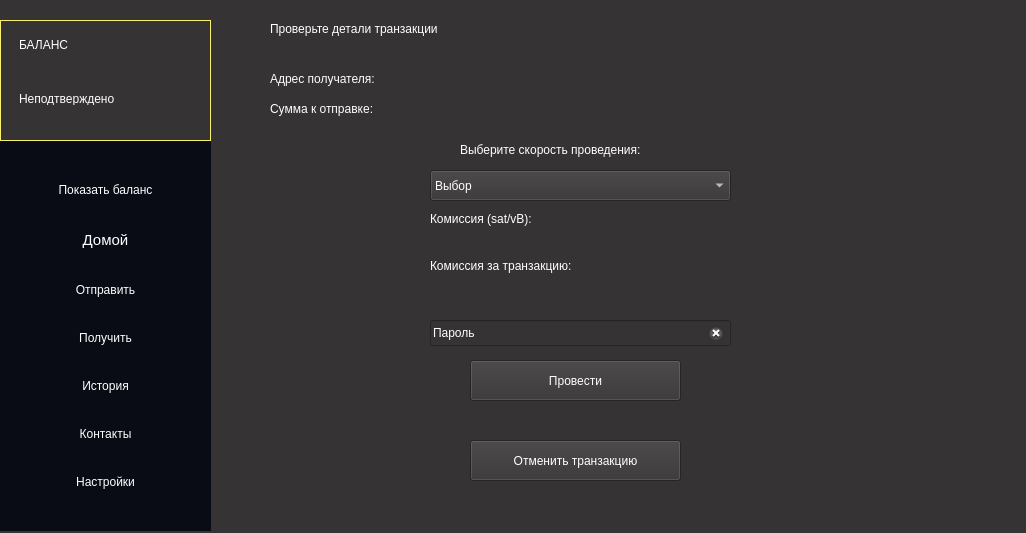
The window that ui/form.ui (gberdyshev/simple-bitcoin-wallet) describes before a commit, drawn with Qt 5.
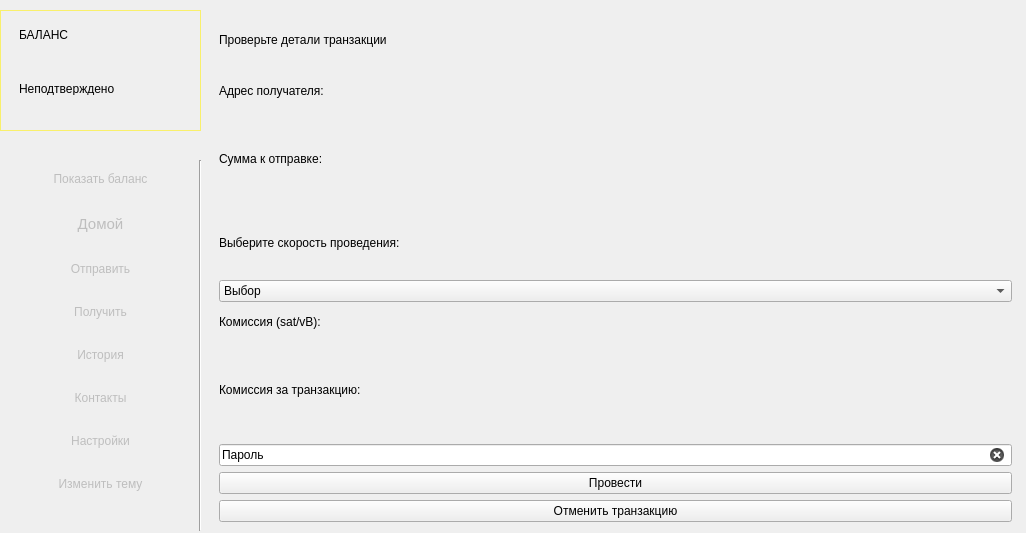
The same window after the commit. The open tabs and pages were chosen to show the change. Icons and pictures are not drawn.

Commit message: Группировка элементов интерфейса, добавлена возможность смены темы

Patch:
```diff
--- a/ui/form.ui
+++ b/ui/form.ui
@@ -14,19 +14,19 @@
    <string>Simple Bitcoin Wallet</string>
   </property>
   <property name="styleSheet">
-   <string notr="true">background-color: rgb(53, 51, 51);
-font: 11pt &quot;Cantarell&quot;;
-color: white;
-border-color: rgba(216, 151, 50, 246);</string>
+   <string notr="true"/>
   </property>
   <widget class="QWidget" name="centralwidget">
+   <property name="styleSheet">
+    <string notr="true"/>
+   </property>
    <widget class="QStackedWidget" name="stackedWidget">
     <property name="geometry">
      <rect>
-      <x>230</x>
+      <x>210</x>
       <y>0</y>
-      <width>821</width>
-      <height>521</height>
+      <width>811</width>
+      <height>531</height>
      </rect>
     </property>
     <property name="lineWidth">
@@ -367,80 +367,65 @@
      </widget>
     </widget>
     <widget class="QWidget" name="send_confirm">
+     <layout class="QVBoxLayout" name="verticalLayout_12">
+      <item>
      <widget class="QLabel" name="check_details">
-      <property name="geometry">
-       <rect>
-        <x>40</x>
-        <y>20</y>
-        <width>221</width>
-        <height>18</height>
-       </rect>
+        <property name="styleSheet">
+         <string notr="true">font: 14pt &quot;Cantarell&quot;;</string>
       </property>
       <property name="text">
        <string>Проверьте детали транзакции</string>
       </property>
      </widget>
+      </item>
+      <item>
+       <layout class="QVBoxLayout" name="verticalLayout_8">
+        <item>
      <widget class="QLabel" name="label_5">
-      <property name="geometry">
-       <rect>
-        <x>40</x>
-        <y>70</y>
-        <width>141</width>
-        <height>18</height>
-       </rect>
-      </property>
       <property name="text">
        <string>Адрес получателя:</string>
       </property>
      </widget>
+        </item>
+        <item>
+         <widget class="QLabel" name="address_recipient">
+          <property name="text">
+           <string/>
+          </property>
+         </widget>
+        </item>
+       </layout>
+      </item>
+      <item>
+       <layout class="QVBoxLayout" name="verticalLayout_9">
+        <item>
      <widget class="QLabel" name="label_6">
-      <property name="geometry">
-       <rect>
-        <x>40</x>
-        <y>100</y>
-        <width>141</width>
-        <height>18</height>
-       </rect>
-      </property>
       <property name="text">
        <string>Сумма к отправке:</string>
       </property>
      </widget>
-     <widget class="QLabel" name="address_recipient">
-      <property name="geometry">
-       <rect>
-        <x>180</x>
-        <y>70</y>
-        <width>601</width>
-        <height>18</height>
-       </rect>
-      </property>
-      <property name="text">
-       <string/>
-      </property>
-     </widget>
+        </item>
+        <item>
      <widget class="QLabel" name="summ_recipient">
-      <property name="geometry">
-       <rect>
-        <x>180</x>
-        <y>100</y>
-        <width>141</width>
-        <height>18</height>
-       </rect>
-      </property>
       <property name="text">
        <string/>
       </property>
      </widget>
+        </item>
+       </layout>
+      </item>
+      <item>
+       <widget class="QLabel" name="check_details_2">
+        <property name="styleSheet">
+         <string notr="true">font: 14pt &quot;Cantarell&quot;;</string>
+        </property>
+        <property name="text">
+         <string>Выберите скорость проведения:</string>
+        </property>
+       </widget>
+      </item>
+      <item>
      <widget class="QComboBox" name="fee_options">
-      <property name="geometry">
-       <rect>
-        <x>200</x>
-        <y>170</y>
-        <width>301</width>
-        <height>31</height>
-       </rect>
-      </property>
       <property name="editable">
        <bool>false</bool>
       </property>
@@ -465,113 +450,68 @@
        </property>
       </item>
      </widget>
-     <widget class="QLabel" name="check_details_2">
-      <property name="geometry">
-       <rect>
-        <x>230</x>
-        <y>140</y>
-        <width>261</width>
-        <height>20</height>
-       </rect>
-      </property>
-      <property name="text">
-       <string>Выберите скорость проведения:</string>
-      </property>
-     </widget>
+      </item>
+      <item>
+       <layout class="QVBoxLayout" name="verticalLayout_10">
+        <item>
      <widget class="QLabel" name="comm">
-      <property name="geometry">
-       <rect>
-        <x>200</x>
-        <y>210</y>
-        <width>141</width>
-        <height>18</height>
-       </rect>
-      </property>
       <property name="text">
        <string>Комиссия (sat/vB):</string>
       </property>
      </widget>
+        </item>
+        <item>
      <widget class="QLabel" name="comission_byte">
-      <property name="geometry">
-       <rect>
-        <x>360</x>
-        <y>210</y>
-        <width>141</width>
-        <height>18</height>
-       </rect>
-      </property>
       <property name="text">
        <string/>
       </property>
      </widget>
+        </item>
+       </layout>
+      </item>
+      <item>
+       <layout class="QVBoxLayout" name="verticalLayout_11">
+        <item>
      <widget class="QLabel" name="comm_2">
-      <property name="geometry">
-       <rect>
-        <x>200</x>
-        <y>240</y>
-        <width>191</width>
-        <height>51</height>
-       </rect>
-      </property>
       <property name="text">
        <string>Комиссия за транзакцию:</string>
       </property>
      </widget>
+        </item>
+        <item>
      <widget class="QLabel" name="comission_tr">
-      <property name="geometry">
-       <rect>
-        <x>390</x>
-        <y>260</y>
-        <width>141</width>
-        <height>18</height>
-       </rect>
-      </property>
       <property name="text">
        <string/>
       </property>
      </widget>
+        </item>
+       </layout>
+      </item>
+      <item>
+       <widget class="QLineEdit" name="password_2">
+        <property name="text">
+         <string>Пароль</string>
+        </property>
+        <property name="clearButtonEnabled">
+         <bool>true</bool>
+        </property>
+       </widget>
+      </item>
+      <item>
      <widget class="QPushButton" name="push_transaction">
-      <property name="geometry">
-       <rect>
-        <x>240</x>
-        <y>360</y>
-        <width>211</width>
-        <height>41</height>
-       </rect>
-      </property>
       <property name="text">
        <string>Провести</string>
       </property>
      </widget>
+      </item>
+      <item>
      <widget class="QPushButton" name="cancel_transaction">
-      <property name="geometry">
-       <rect>
-        <x>240</x>
-        <y>440</y>
-        <width>211</width>
-        <height>41</height>
-       </rect>
-      </property>
       <property name="text">
        <string>Отменить транзакцию</string>
       </property>
      </widget>
-     <widget class="QLineEdit" name="password_2">
-      <property name="geometry">
-       <rect>
-        <x>200</x>
-        <y>320</y>
-        <width>301</width>
-        <height>26</height>
-       </rect>
-      </property>
-      <property name="text">
-       <string>Пароль</string>
-      </property>
-      <property name="clearButtonEnabled">
-       <bool>true</bool>
-      </property>
-     </widget>
+      </item>
+     </layout>
     </widget>
     <widget class="QWidget" name="send_success">
      <widget class="QLabel" name="hash">
@@ -613,7 +553,7 @@
      <rect>
       <x>0</x>
       <y>140</y>
-      <width>211</width>
+      <width>201</width>
       <height>391</height>
      </rect>
     </property>
@@ -627,7 +567,7 @@
      <bool>false</bool>
     </property>
     <property name="styleSheet">
-     <string notr="true">background-color: rgb(9, 12, 20);
+     <string notr="true">
 border: none;
 </string>
     </property>
@@ -707,14 +647,21 @@
        </property>
       </widget>
      </item>
+     <item>
+      <widget class="QPushButton" name="change_theme">
+       <property name="text">
+        <string>Изменить тему</string>
+       </property>
+      </widget>
+     </item>
     </layout>
    </widget>
    <widget class="QFrame" name="BalanceFrame">
     <property name="geometry">
      <rect>
       <x>0</x>
-      <y>20</y>
-      <width>211</width>
+      <y>10</y>
+      <width>201</width>
       <height>121</height>
      </rect>
     </property>
@@ -784,6 +731,19 @@
      </item>
     </layout>
    </widget>
+   <widget class="Line" name="line_2">
+    <property name="geometry">
+     <rect>
+      <x>190</x>
+      <y>160</y>
+      <width>20</width>
+      <height>371</height>
+     </rect>
+    </property>
+    <property name="orientation">
+     <enum>Qt::Vertical</enum>
+    </property>
+   </widget>
   </widget>
  </widget>
  <resources/>
```
Left out of the diff: 379 changed lines with no effect on the pictures. Lines whose indentation alone changed are shown as unchanged. The commit also changes 6 other files.
